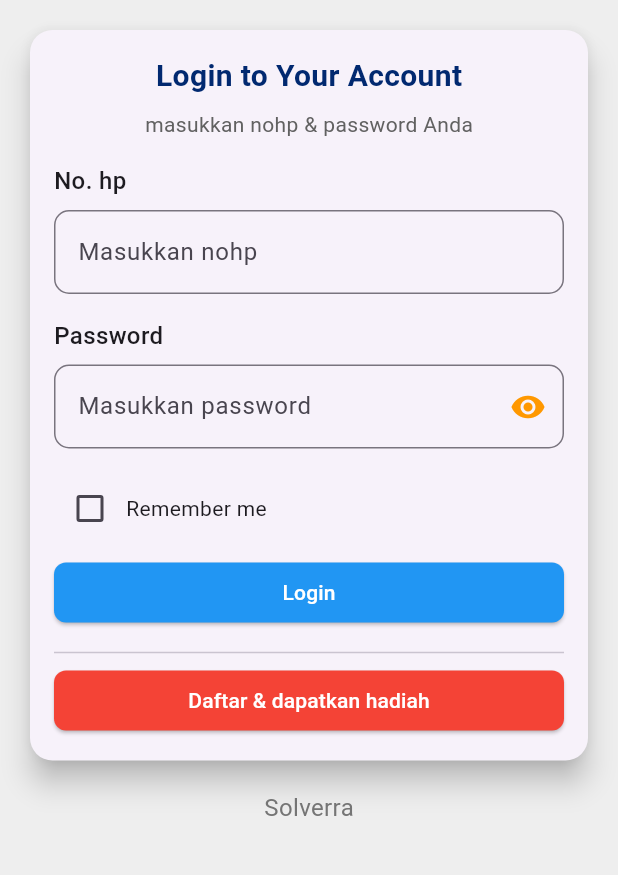
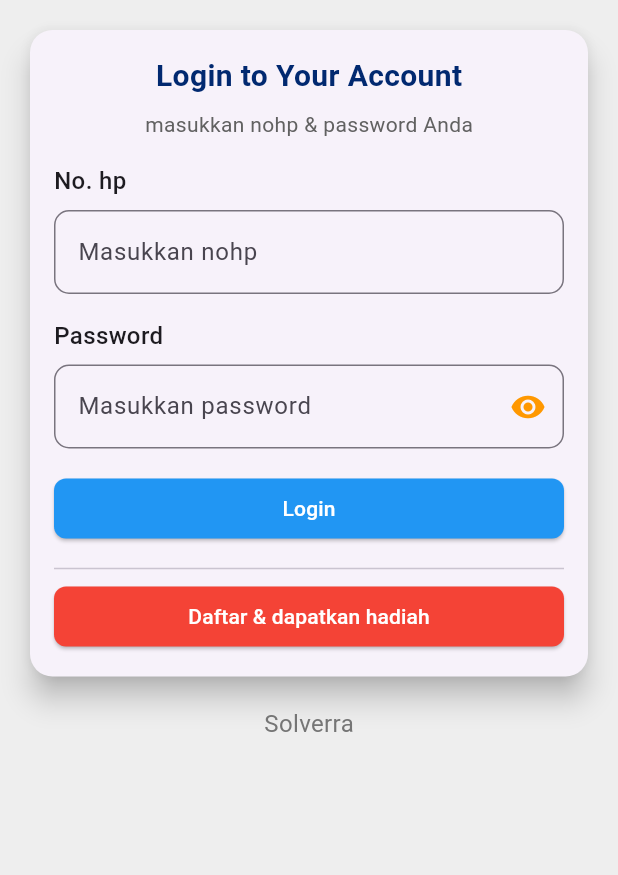
Before and after one commit to riyansetiyadi/surpay_app, a Flutter app: the screen it shows after launch, in the side drawer, after a tap on "Login", on a phone screen of 412 x 824 dp, the part 159-1034 px from its top. Run offline on Flutter 3.47's test engine with Material 3 defaults, Android fonts, the phone set to English and light mode, and no system bars; our stand-ins replace firebase_core, firebase_messaging, flutter_local_notifications, font_awesome_flutter, go_router, rxdart and 3 more; missing offline and left inert: webview_flutter_android, webview_flutter_wkwebview; accounts and stored records are empty; network calls fail.

Commit message:
delete remember me

```diff
--- a/lib/screen/login_screen.dart
+++ b/lib/screen/login_screen.dart
@@ -149,24 +149,6 @@ class _LoginScreenState extends State<LoginScreen> {
                         ),
                       ),
                       const SizedBox(height: 16),
-
-                      // Checkbox Remember Me
-                      Row(
-                        children: [
-                          Checkbox(
-                            value: rememberMe,
-                            onChanged: (value) {
-                              setState(() {
-                                rememberMe = value!;
-                              });
-                            },
-                          ),
-                          const Text('Remember me'),
-                        ],
-                      ),
-
-                      const SizedBox(height: 8),
-
                       SizedBox(
                         width: double.infinity,
                         child: ElevatedButton(
```
